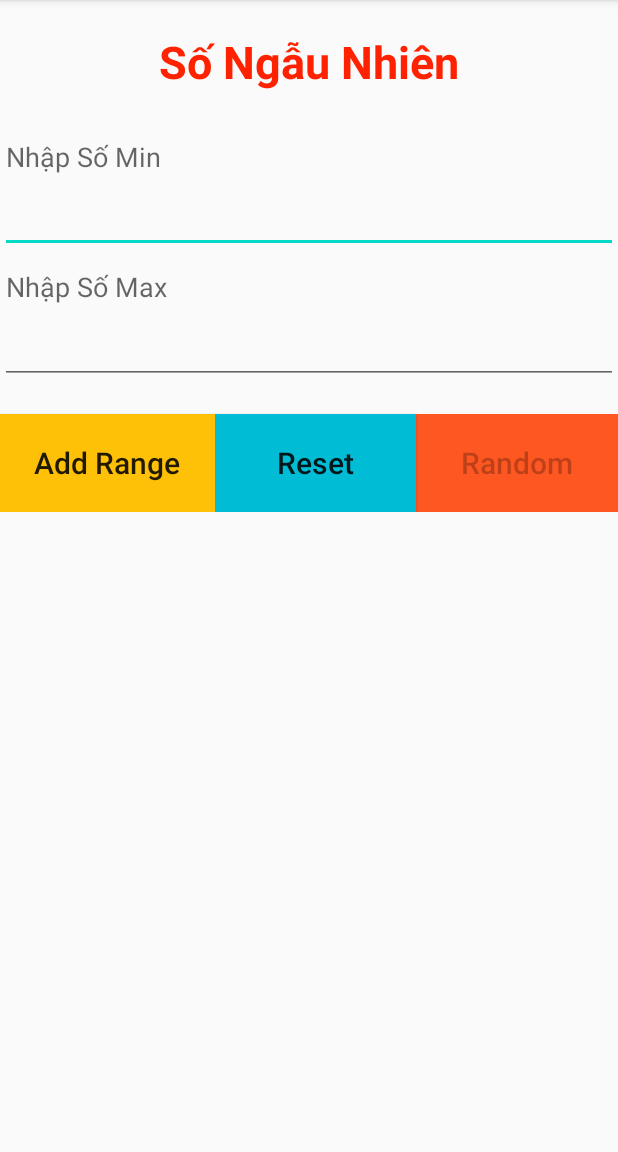
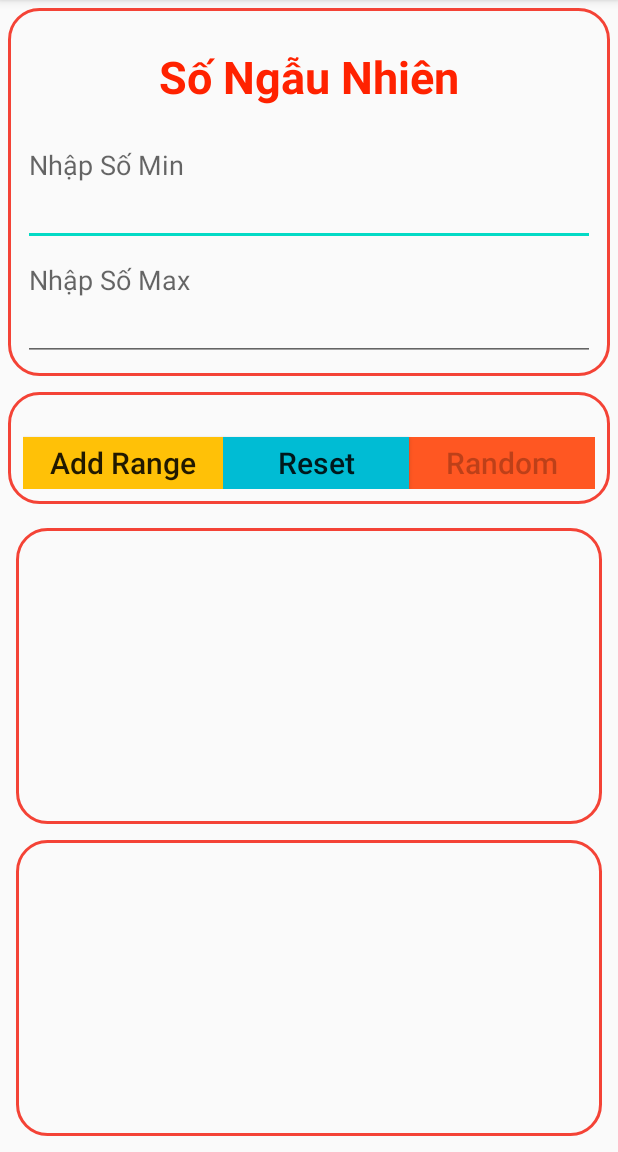
Before and after one commit to chuminhly/GameLoto, an Android app: the screen it shows after launch (MainActivity), on a phone screen of 412 x 824 dp, the part 84-1236 px from its top. Run offline under Robolectric (Android 15) with nearby library versions, the phone set to English and light mode, and no system bars.

Commit message:
L6 Array by stack and border color

```diff
--- a/app/src/main/java/com/example/gamloto/MainActivity.java
+++ b/app/src/main/java/com/example/gamloto/MainActivity.java
@@ -125,7 +125,6 @@ public class MainActivity extends AppCompatActivity {
                    // mTvResult.setText(arrNumOut.toString());
                   //  Collections.reverse(arrNumOut);
                     mTvResultRevert.setText(arrNumOut.toString());
-
                 }
                 else
                     {
--- /dev/null
+++ b/app/src/main/res/drawable/layout_border.xml
@@ -0,0 +1,6 @@
+<?xml version="1.0" encoding="UTF-8"?>
+<shape xmlns:android="http://schemas.android.com/apk/res/android" android:shape="rectangle">
+    <corners android:radius="20dp"/>
+    <padding android:left="10dp" android:right="10dp" android:top="10dp" android:bottom="10dp"/>
+    <stroke android:width="2dp" android:color="#F44336"/>
+</shape>
--- a/app/src/main/res/layout/activity_main.xml
+++ b/app/src/main/res/layout/activity_main.xml
@@ -11,7 +11,9 @@
     <LinearLayout
         android:layout_weight="3"
         android:weightSum="3"
+        android:layout_margin="5dp"
         android:orientation="vertical"
+        android:background="@drawable/layout_border"
         android:layout_width="match_parent"
         android:layout_height="match_parent">
         <TextView
@@ -41,11 +43,14 @@
             android:hint="Nhập Số Max"
             android:layout_width="match_parent"
             android:layout_height="wrap_content"/>
+
     </LinearLayout>
     <LinearLayout
         android:layout_weight="4"
         android:orientation="horizontal"
         android:weightSum="3"
+        android:layout_margin="5dp"
+        android:background="@drawable/layout_border"
         android:layout_width="match_parent"
         android:layout_height="match_parent">
         <Button
@@ -74,7 +79,6 @@
             android:layout_marginTop="20dp"
             android:background="#FF5722"
             android:textAllCaps="false"
-
             android:text="Random"
             android:textSize="20dp"
             android:layout_width="wrap_content"
@@ -83,22 +87,27 @@
     <LinearLayout
         android:layout_weight="2"
         android:orientation="vertical"
+        android:padding="5dp"
         android:layout_width="match_parent"
         android:layout_height="match_parent">
         <TextView
             android:layout_weight="1"
             android:id="@+id/tvResult"
             android:text=""
+            android:background="@drawable/layout_border"
             android:maxLines="10"
             android:textSize="30dp"
+            android:layout_margin="5dp"
             android:requiresFadingEdge="vertical"
             android:scrollbars="vertical"
             android:layout_width="match_parent"
             android:layout_height="match_parent"/>
         <TextView
             android:layout_weight="1"
+            android:background="@drawable/layout_border"
             android:id="@+id/tvResultRever"
             android:text=""
+            android:layout_margin="5dp"
             android:maxLines="10"
             android:textSize="30dp"
             android:requiresFadingEdge="vertical"
```
